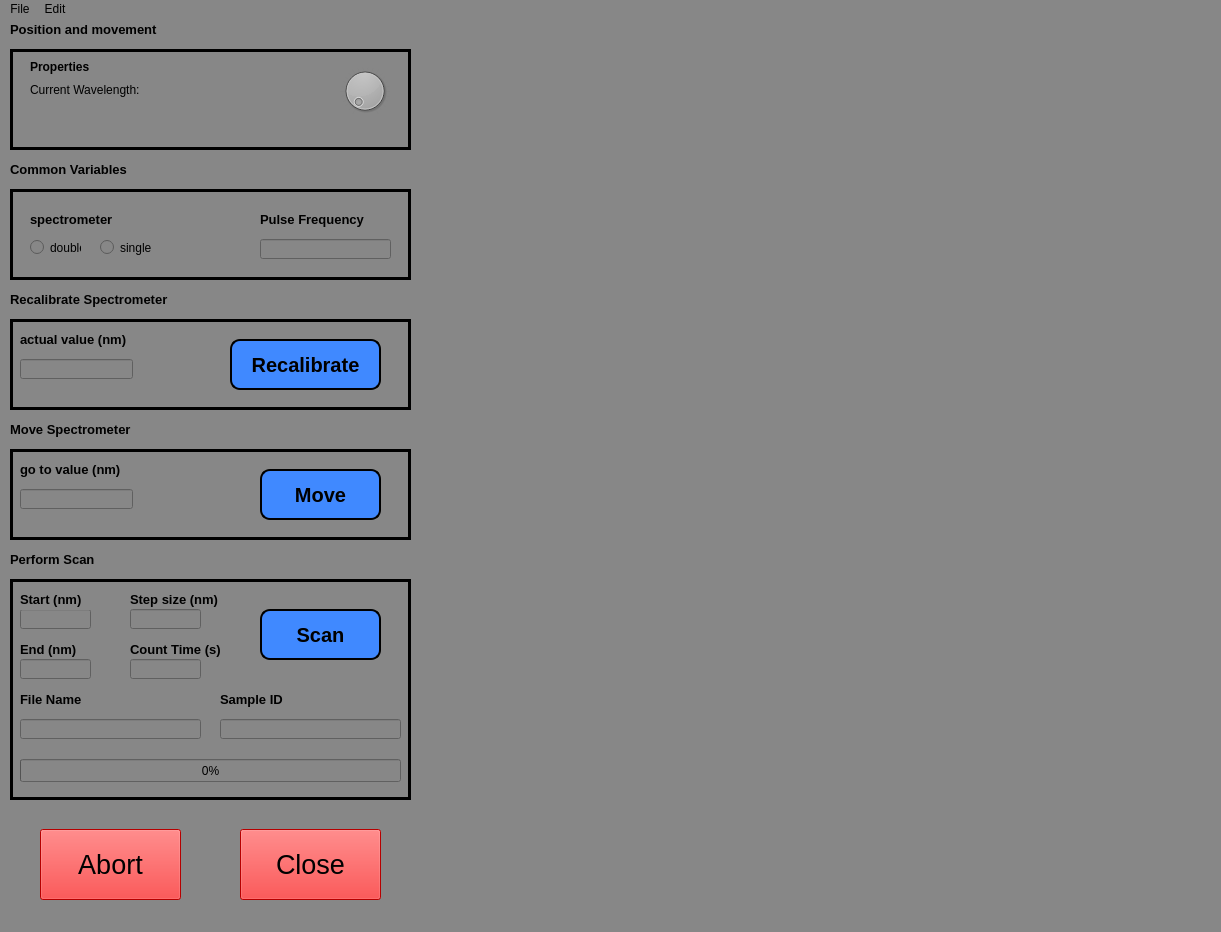
Qt form qtdesigner_files/spectrometer.ui (ImanFortin/PLSpectrometer-update) before a commit.
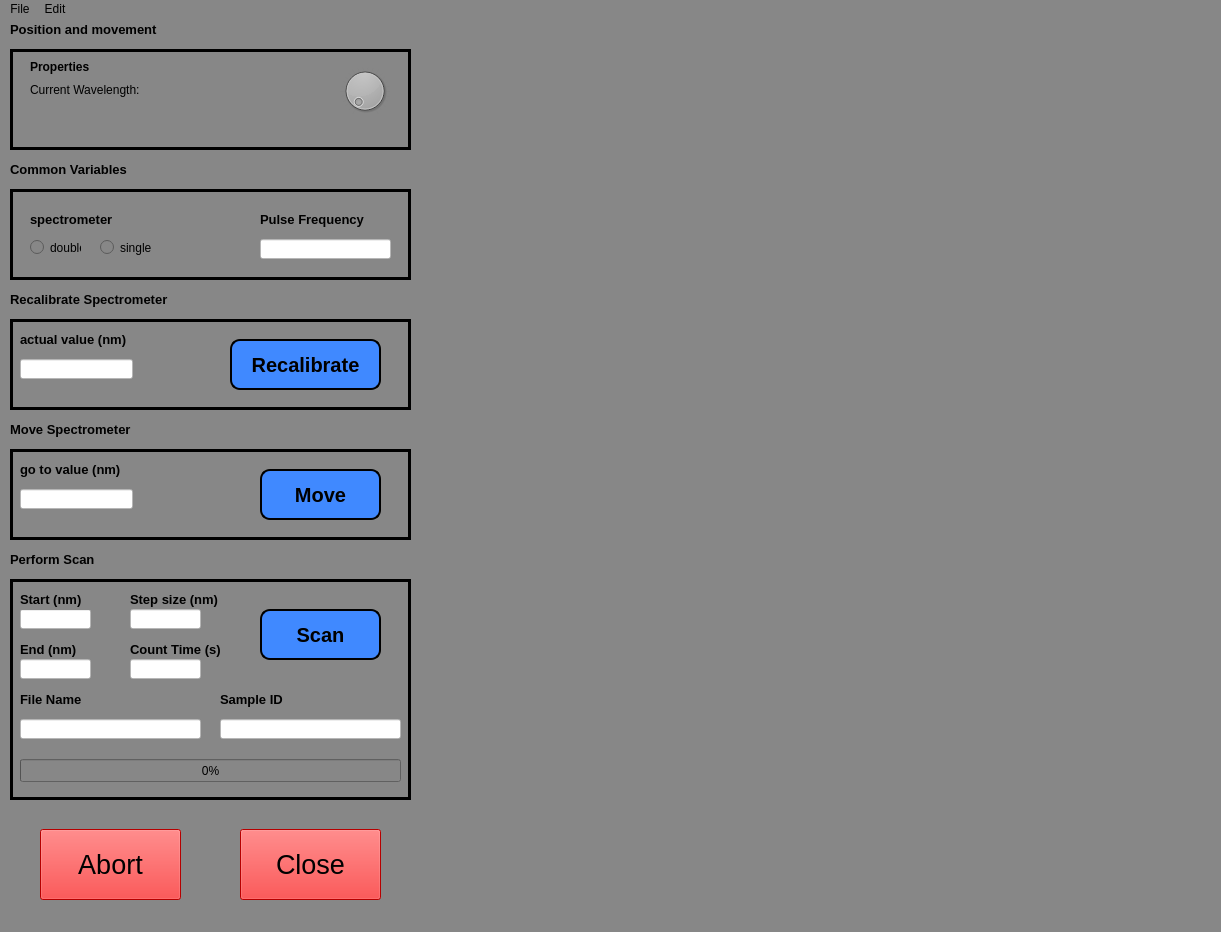
The same form after that commit.

```diff
--- a/qtdesigner_files/spectrometer.ui
+++ b/qtdesigner_files/spectrometer.ui
@@ -210,6 +210,9 @@
        <height>20</height>
       </rect>
      </property>
+     <property name="styleSheet">
+      <string notr="true">background-color: rgb(255, 255, 255);</string>
+     </property>
      <property name="inputMethodHints">
       <set>Qt::ImhDigitsOnly</set>
      </property>
@@ -303,9 +306,21 @@
        <height>20</height>
       </rect>
      </property>
+     <property name="styleSheet">
+      <string notr="true">background-color: rgb(255, 255, 255);</string>
+     </property>
      <property name="inputMethodHints">
       <set>Qt::ImhDigitsOnly</set>
      </property>
+     <property name="text">
+      <string/>
+     </property>
+     <property name="dragEnabled">
+      <bool>false</bool>
+     </property>
+     <property name="cursorMoveStyle">
+      <enum>Qt::LogicalMoveStyle</enum>
+     </property>
     </widget>
     <widget class="QLabel" name="go_to_lbl">
      <property name="geometry">
@@ -416,6 +431,9 @@
        <height>20</height>
       </rect>
      </property>
+     <property name="styleSheet">
+      <string notr="true">background-color: rgb(255, 255, 255);</string>
+     </property>
      <property name="inputMethodHints">
       <set>Qt::ImhDigitsOnly</set>
      </property>
@@ -469,6 +487,9 @@
        <height>20</height>
       </rect>
      </property>
+     <property name="styleSheet">
+      <string notr="true">background-color: rgb(255, 255, 255);</string>
+     </property>
      <property name="inputMethodHints">
       <set>Qt::ImhDigitsOnly</set>
      </property>
@@ -576,6 +597,9 @@
        <height>20</height>
       </rect>
      </property>
+     <property name="styleSheet">
+      <string notr="true">background-color: rgb(255, 255, 255);</string>
+     </property>
      <property name="inputMethodHints">
       <set>Qt::ImhDigitsOnly</set>
      </property>
@@ -609,6 +633,9 @@
        <height>20</height>
       </rect>
      </property>
+     <property name="styleSheet">
+      <string notr="true">background-color: rgb(255, 255, 255);</string>
+     </property>
     </widget>
     <widget class="QLabel" name="sample_id_lbl">
      <property name="geometry">
@@ -639,6 +666,9 @@
        <height>20</height>
       </rect>
      </property>
+     <property name="styleSheet">
+      <string notr="true">background-color: rgb(255, 255, 255);</string>
+     </property>
     </widget>
     <widget class="QLabel" name="count_time_lbl">
      <property name="geometry">
@@ -669,6 +699,9 @@
        <height>20</height>
       </rect>
      </property>
+     <property name="styleSheet">
+      <string notr="true">background-color: rgb(255, 255, 255);</string>
+     </property>
      <property name="inputMethodHints">
       <set>Qt::ImhDigitsOnly</set>
      </property>
@@ -867,6 +900,9 @@
        <height>20</height>
       </rect>
      </property>
+     <property name="styleSheet">
+      <string notr="true">background-color: rgb(255, 255, 255);</string>
+     </property>
     </widget>
    </widget>
   </widget>
```
Left out of the diff: 6 changed lines with no effect on the pictures.
